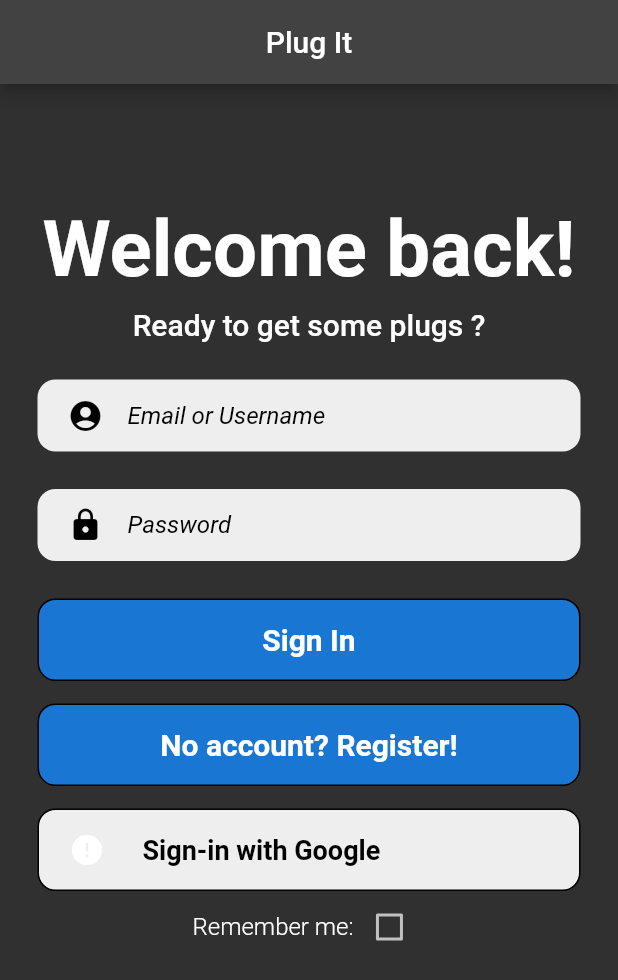
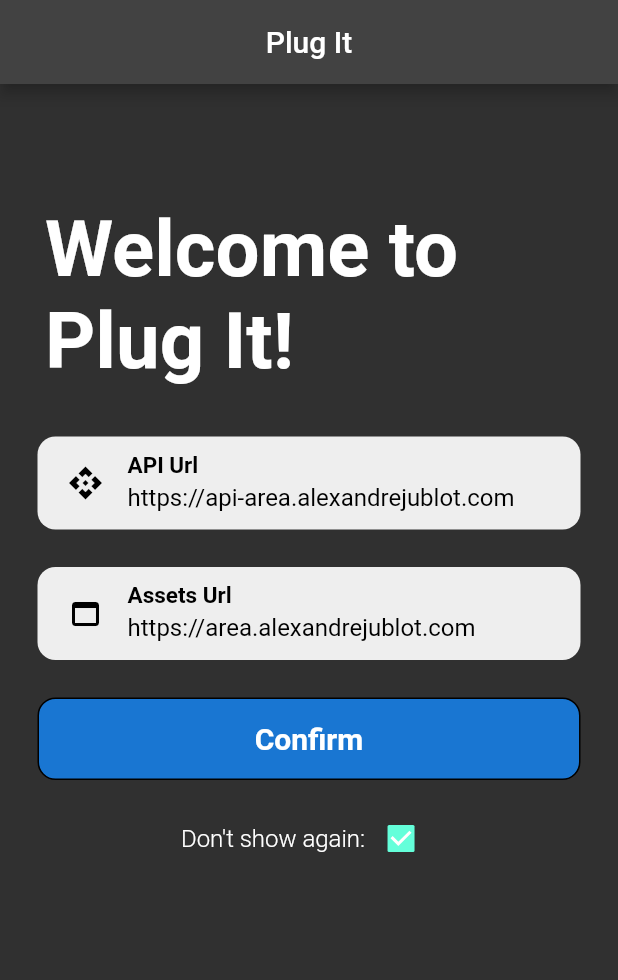
Before and after one commit to plug-it-services/plug-it, a Flutter app: the screen it shows after launch, on a phone screen of 412 x 824 dp. Shown: the top 980 px of the screen. Run offline on Flutter 3.47's test engine with Material 2 defaults, Android fonts, the phone set to English and light mode, and no system bars; our stand-ins replace cached_network_image, cookie_jar, dio, dio_cookie_manager, dropdown_search, google_sign_in and 2 more; missing offline and left inert: flutter_web_auth_2, rich_text_controller; accounts and stored records are empty.

Commit message:
feat(mobile): added the api settings at start up and in application settings

```diff
--- a/mobile/lib/PlugApi.dart
+++ b/mobile/lib/PlugApi.dart
@@ -28,9 +28,9 @@ class PlugApi {
   static String? sessionToken = const Uuid().v4();
   static const String devApiUrl = "https://api-area-dev.alexandrejublot.com";
   static const String prodApiUrl = "https://api-area.alexandrejublot.com";
-  static const String apiUrl = (kReleaseMode) ? devApiUrl : devApiUrl;
-  static const String assetsUrl = (kReleaseMode)
-      ? "https://area-dev.alexandrejublot.com"
+  static String apiUrl = (kReleaseMode) ? prodApiUrl : devApiUrl;
+  static String assetsUrl = (kReleaseMode)
+      ? "https://area.alexandrejublot.com"
       : "https://area-dev.alexandrejublot.com";
   static var error;
   static var cookies = CookieJar();
--- a/mobile/lib/main.dart
+++ b/mobile/lib/main.dart
@@ -1,6 +1,8 @@
 import 'package:flutter/material.dart';
 
 import 'package:mobile/PlugApi.dart';
+import 'package:mobile/models/plug/Plug.dart';
+import 'package:mobile/pages/auth/Start-up.dart';
 import 'package:shared_preferences/shared_preferences.dart';
 import 'package:uuid/uuid.dart';
 import 'ui-toolkit/navbar.dart';
@@ -15,8 +17,6 @@ void main() {
 class MyApp extends StatefulWidget {
   final bool isUnitTesting;
   const MyApp({super.key, this.isUnitTesting = false});
-
-  // This widget is the root of your application.
 
   @override
   State<StatefulWidget> createState() => StateMyApp();
@@ -60,7 +60,9 @@ class StateMyApp extends State<MyApp> {
                     _prefs?.setInt('theme', index);
                   }),
               themes: modes,
-              actualTheme: index)
+              actualTheme: index,
+              isUnitTesting: widget.isUnitTesting,
+      )
           : null,
     );
   }
@@ -70,6 +72,7 @@ class MyHomePage extends StatefulWidget {
   final void Function(int newIndex) onThemeSelected;
   final List<ThemeMode> themes;
   final int actualTheme;
+  final bool isUnitTesting;
   final SharedPreferences? preferences;
 
   const MyHomePage(
@@ -77,6 +80,7 @@ class MyHomePage extends StatefulWidget {
       required this.preferences,
       required this.title,
       required this.themes,
+      this.isUnitTesting = false,
       required this.onThemeSelected,
       required this.actualTheme});
   final String title;
@@ -87,8 +91,9 @@ class MyHomePage extends StatefulWidget {
 
 class _MyHomePageState extends State<MyHomePage> {
   bool loginOpen = true;
-  bool registerOpen = true;
+  bool registerOpen = false;
   bool connected = false;
+  bool showStartUp = false;
 
   Widget getCurrentForm() {
     if (loginOpen) {
@@ -103,6 +108,13 @@ class _MyHomePageState extends State<MyHomePage> {
           setState(() {
             loginOpen = false;
             registerOpen = true;
+          });
+        },
+        goToApiSettings: () {
+          setState(() {
+            loginOpen = false;
+            registerOpen = false;
+            showStartUp = true;
           });
         },
       );
@@ -120,23 +132,80 @@ class _MyHomePageState extends State<MyHomePage> {
             registerOpen = false;
           });
         },
+        goToApiSettings: () {
+          setState(() {
+            loginOpen = false;
+            registerOpen = false;
+            showStartUp = true;
+          });
+        },
       );
     }
   }
 
-  void onLogOut() {
+  void onConfirm() {
     setState(() {
       loginOpen = true;
       registerOpen = false;
       connected = false;
-      PlugApi.token = null;
-      PlugApi.sessionToken = const Uuid().v4();
-      widget.preferences?.setBool('RememberMe', false);
+      showStartUp = false;
     });
+    var _rememberMe = widget.preferences?.getBool("RememberMe") ?? false;
+    var password = widget.preferences?.getString("password") ?? "";
+    var username = widget.preferences?.getString("email") ?? "";
+    if (_rememberMe && password != "" && username != "") {
+      PlugApi.login(username, password).then((value) {
+        setState(() {
+          connected = true;
+        });
+      }).catchError((error) {
+        setState(() {
+          if (error.response.data is String) {
+          } else {}
+        });
+      });
+   }
+  }
+
+  void onLogOut(String? apiUrl, String? assetsUrl) {
+
+    if (assetsUrl != null && assetsUrl != PlugApi.assetsUrl) {
+      widget.preferences?.setString('assets-url', assetsUrl);
+      PlugApi.assetsUrl = assetsUrl;
+    }
+    if (apiUrl != null && apiUrl != PlugApi.apiUrl) {
+      widget.preferences?.setString('api-url', apiUrl);
+      PlugApi.apiUrl = apiUrl;
+      setState(() {
+        loginOpen = true;
+        registerOpen = false;
+        connected = false;
+        PlugApi.token = null;
+        PlugApi.sessionToken = const Uuid().v4();
+        widget.preferences?.setBool('RememberMe', false);
+      });
+    } else if (apiUrl == null && assetsUrl == null) {
+      setState(() {
+        loginOpen = true;
+        registerOpen = false;
+        connected = false;
+        PlugApi.token = null;
+        PlugApi.sessionToken = const Uuid().v4();
+        widget.preferences?.setBool('RememberMe', false);
+      });
+    }
+
   }
 
   @override
   void initState() {
+    if (widget.isUnitTesting) {
+      return;
+    }
+    showStartUp = !(widget.preferences?.getBool("dontShowAgain") ?? false);
+    if (showStartUp) {
+      return;
+    }
     var _rememberMe = widget.preferences?.getBool("RememberMe") ?? false;
     var password = widget.preferences?.getString("password") ?? "";
     var username = widget.preferences?.getString("email") ?? "";
@@ -157,13 +226,13 @@ class _MyHomePageState extends State<MyHomePage> {
 
   @override
   Widget build(BuildContext context) {
-    return (connected)
-        ? NavBar(
+    return (!showStartUp)
+        ? ((connected) ? NavBar(
             onLogOut: onLogOut,
             onThemeSelected: widget.onThemeSelected,
             themes: widget.themes,
             actualTheme: widget.actualTheme,
-          )
-        : getCurrentForm();
+          ) : getCurrentForm())
+        : StartUp(preferences: widget.preferences, onConfirm: onConfirm);
   }
 }
--- /dev/null
+++ b/mobile/lib/pages/auth/Start-up.dart
@@ -0,0 +1,135 @@
+import 'dart:math';
+
+import 'package:flutter/material.dart';
+import 'package:mobile/PlugApi.dart';
+import 'package:mobile/ui-toolkit/PlugItStyle.dart';
+import 'package:mobile/ui-toolkit/buttons/ScreenWidthButton.dart';
+import 'package:mobile/ui-toolkit/input/InputField.dart';
+
+import 'package:mobile/ui-toolkit/appbar.dart';
+import 'package:shared_preferences/shared_preferences.dart';
+
+class StartUp extends StatefulWidget {
+  final SharedPreferences? preferences;
+  final void Function() onConfirm;
+  const StartUp({super.key,
+      required this.preferences,
+      required this.onConfirm,});
+
+  @override
+  State<StartUp> createState() => _StartUpState();
+}
+
+class _StartUpState extends State<StartUp> {
+  final welcomeTexts = const [
+    "Ready to get some plugs ?",
+    "Plan it, plug it !",
+    "Want some coffee at 8:12 PM ? Just Plug It !",
+    "Lights on when you get home ? Nah ...",
+    "Try it, but don't get addicted !"
+  ];
+
+  bool dontShowAgain = false;
+  String? error;
+
+  void onSign() {
+    setState(() {
+      error = null;
+    });
+    save();
+    widget.onConfirm();
+  }
+
+
+  void save() {
+    widget.preferences?.setBool("dontShowAgain", dontShowAgain);
+    widget.preferences?.setString("api-url", PlugApi.apiUrl);
+    widget.preferences?.setString("assets-url", PlugApi.assetsUrl);
+  }
+
+  void rememberMePressed(bool? value) {
+    setState(() {
+      dontShowAgain = !dontShowAgain;
+    });
+  }
+
+  void initRememberMe() {
+    setState(() {
+      dontShowAgain = widget.preferences?.getBool("dontShowAgain") ?? true;
+      PlugApi.apiUrl = widget.preferences?.getString("api-url") ?? PlugApi.apiUrl;
+      PlugApi.assetsUrl = widget.preferences?.getString("assets-url") ?? PlugApi.assetsUrl;
+    });
+  }
+
+  @override
+  void initState() {
+    initRememberMe();
+    super.initState();
+  }
+
+  @override
+  Widget build(BuildContext context) {
+    return Scaffold(
+      resizeToAvoidBottomInset: true,
+      appBar: MyAppBar(),
+      body: SingleChildScrollView(
+          child: Center(
+              child: Column(
+        mainAxisAlignment: MainAxisAlignment.center,
+        children: [
+          const SizedBox(height: 80),
+          const Padding(
+              padding: EdgeInsets.symmetric(horizontal: 30),
+              child:Text(
+            "Welcome to Plug It!",
+            style: PlugItStyle.titleStyle,
+          )),
+          const SizedBox(height: 8),
+
+          const SizedBox(height: 25),
+
+          InputField(
+            key: const ValueKey("startupApiField"),
+            hint: "Enter API Url",
+            label: "API Url",
+            labelStyle: const TextStyle(color: Colors.black, fontWeight: FontWeight.bold, fontSize: 20),
+            onChanged: (value) => {PlugApi.apiUrl = value},
+            iconColor: Colors.black,
+            icon: const Icon(Icons.api),
+            value: PlugApi.apiUrl,
+          ),
+
+          const SizedBox(height: 25),
+
+          InputField(
+            key: const ValueKey("startupAssetsField"),
+            hint: "Enter Assets Url",
+            label: "Assets Url",
+            labelStyle: const TextStyle(color: Colors.black, fontWeight: FontWeight.bold, fontSize: 20),
+            onChanged: (value) => {PlugApi.assetsUrl = value},
+            iconColor: Colors.black,
+            icon: const Icon(Icons.web_asset),
+            value: PlugApi.assetsUrl,
+          ),
+
+          const SizedBox(height: 25),
+
+          //Sign in button
+          ScreenWidthButton(
+              key: const ValueKey("startupConfirmButton"),
+              label: "Confirm",
+              size: 20,
+              callback: onSign),
+          const SizedBox(height: 15),
+          Row(
+            mainAxisAlignment: MainAxisAlignment.center,
+            children: [
+              const Text("Don't show again:", style: PlugItStyle.smallStyle),
+              Checkbox(value: dontShowAgain, onChanged: rememberMePressed)
+            ],
+          )
+        ],
+      ))),
+    );
+  }
+}
--- a/mobile/lib/ui-toolkit/input/InputField.dart
+++ b/mobile/lib/ui-toolkit/input/InputField.dart
@@ -11,6 +11,8 @@ class InputField extends StatefulWidget {
   final void Function(bool focus)? onChangedFocus;
   final TextStyle? hintStyle;
   final TextStyle? valueStyle;
+  final String? label;
+  final TextStyle? labelStyle;
 
   const InputField(
       {super.key,
@@ -22,6 +24,8 @@ class InputField extends StatefulWidget {
       this.iconColor,
       this.value,
       this.valueStyle,
+      this.label,
+      this.labelStyle,
       this.hintStyle});
 
   @override
@@ -52,6 +56,8 @@ class _InputFieldState extends State<InputField> {
                     iconColor: widget.iconColor,
                     border: InputBorder.none,
                     hintText: widget.hint,
+                    labelText: widget.label,
+                    labelStyle: widget.labelStyle,
                     hintStyle: widget.hintStyle ?? PlugItStyle.inputHintStyle),
               ),
             )),
--- a/mobile/lib/ui-toolkit/navbar.dart
+++ b/mobile/lib/ui-toolkit/navbar.dart
@@ -3,16 +3,14 @@ import 'package:mobile/pages/navigate/navigate.dart';
 import 'package:mobile/pages/settings/Settings.dart';
 import 'package:mobile/ui-toolkit/appbar.dart';
 
-import 'package:mobile/PlugApi.dart';
 import 'package:mobile/models/plug/Plug.dart';
-import 'package:mobile/models/service/Service.dart';
 
 import 'package:mobile/pages/plugs/Plugs.dart';
 import 'package:mobile/pages/home/Home.dart';
 import 'package:mobile/pages/services/Services.dart';
 
 class NavBar extends StatefulWidget {
-  final void Function() onLogOut;
+  final void Function(String?, String?) onLogOut;
   final void Function(int index) onThemeSelected;
   final List<ThemeMode> themes;
   final int actualTheme;
```
Also changed, not shown: mobile/lib/pages/auth/Login.dart (+14 -1 lines), mobile/lib/pages/auth/SignUp.dart (+18 -6 lines), mobile/lib/pages/settings/Settings.dart (+53 -11 lines).
